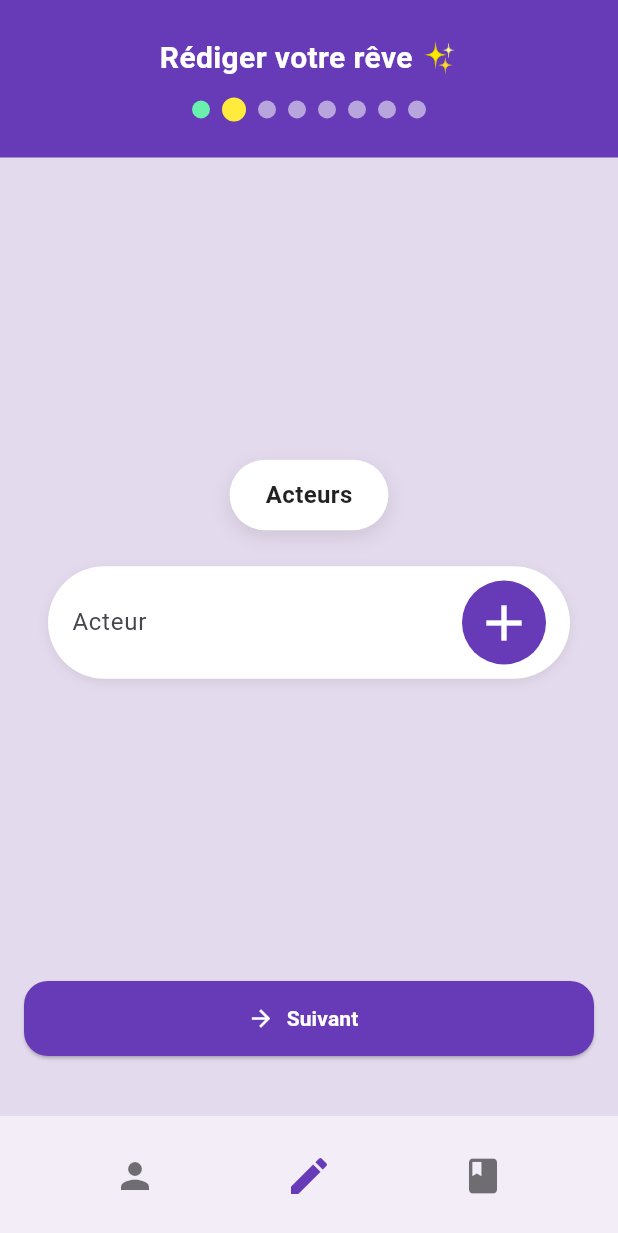
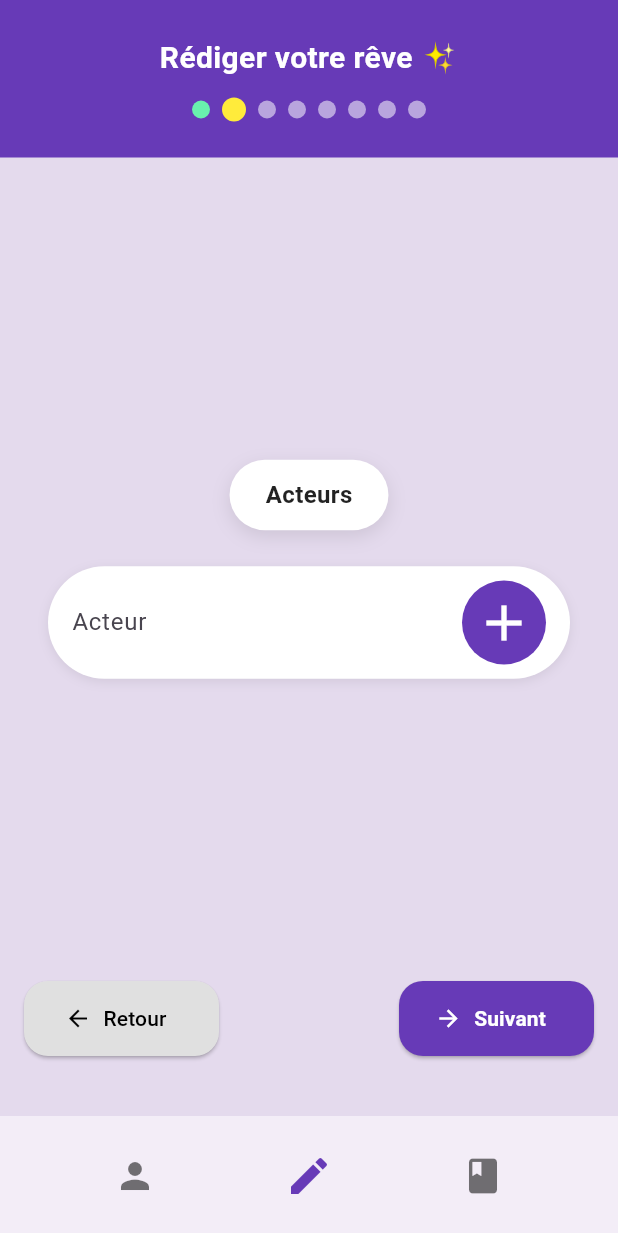
Before and after one commit to Xantos07/Revato-Flutter, a Flutter app: the HomeScaffold screen opened by its route, swiped to page 2, on a phone screen of 412 x 824 dp. Shown: the top 1233 px of the screen. Run offline on Flutter 3.47's test engine with Material 3 defaults, Android fonts, the phone set to English and light mode, and no system bars; our stand-ins replace flutter_secure_storage; accounts and stored records are empty.

Commit message:
✨back with pre-filled fields
Refato !!

```diff
--- a/app/lib/views/redaction_screen.dart
+++ b/app/lib/views/redaction_screen.dart
@@ -2,7 +2,7 @@ import 'package:flutter/material.dart';
 import '../../widgets/page_header.dart';
 import '../../widgets/step_page.dart';
 import '../../viewmodels/redaction_viewmodel.dart';
-
+import '../models/dream.dart';
 class RedactionScreen extends StatefulWidget {
   const RedactionScreen({super.key});
 
@@ -30,6 +30,13 @@ class _RedactionScreenState extends State<RedactionScreen> {
 
       if (!mounted) return;
 
+      if (success) {
+        setState(() {
+          viewModel.formData.reset();
+          _pageIndex = 0;
+          _pageController.jumpToPage(0);
+        });
+      }
       ScaffoldMessenger.of(context).showSnackBar(
         SnackBar(
           content: Text(
@@ -60,48 +67,56 @@ class _RedactionScreenState extends State<RedactionScreen> {
                   StepPage(
                     title: "Titre du rêve",
                     hint: "Ex : Le château volant",
+                    initialValue: viewModel.formData.title,
                     onChanged: (v) => viewModel.formData.title = v,
                   ),
                   StepPage(
                     title: "Acteurs",
                     isList: true,
                     hint: "Acteur",
+                    initialList: viewModel.formData.actors,
                     onListChanged: (v) => viewModel.formData.actors = v,
                   ),
                   StepPage(
                     title: "Lieux",
                     isList: true,
                     hint: "Lieux",
+                    initialList: viewModel.formData.locations,
                     onListChanged: (v) => viewModel.formData.locations = v,
                   ),
                   StepPage(
                     title: "Notation du rêve",
                     isLongText: true,
                     hint: "Ex : Tout commença lorsque je me retrouve dans ma maison à côté de mon chien...",
+                    initialValue: viewModel.formData.content,
                     onChanged: (v) => viewModel.formData.content = v,
                   ),
                   StepPage(
                     title: "Ressenti du rêve",
                     isLongText: true,
                     hint: "Ex : Le rêve commença très bien mais j'ai vite eu peur",
+                    initialValue: viewModel.formData.feeling,
                     onChanged: (v) => viewModel.formData.feeling = v,
                   ),
                   StepPage(
                     title: "Tag événementiel de la veille",
                     isList: true,
                     hint: "Tag événementiel de la veille",
+                    initialList: viewModel.formData.tagsBeforeEvent,
                     onListChanged: (v) => viewModel.formData.tagsBeforeEvent = v,
                   ),
                   StepPage(
                     title: "Tag ressenti la veille",
                     isList: true,
                     hint: "Tag ressenti la veille",
+                    initialList: viewModel.formData.tagsBeforeFeeling,
                     onListChanged: (v) => viewModel.formData.tagsBeforeFeeling = v,
                   ),
                   StepPage(
                     title: "Tag ressenti dans le rêve",
                     isList: true,
                     hint: "Tag ressenti dans le rêve",
+                    initialList: viewModel.formData.tagsDreamFeeling,
                     onListChanged: (v) => viewModel.formData.tagsDreamFeeling = v,
                   ),
                 ],
@@ -111,7 +126,32 @@ class _RedactionScreenState extends State<RedactionScreen> {
               padding: const EdgeInsets.symmetric(horizontal: 16.0),
               child: ConstrainedBox(
                 constraints: const BoxConstraints(maxWidth: 400),
-                child: ElevatedButton.icon(
+                child: Row(
+                  mainAxisAlignment: MainAxisAlignment.spaceBetween,
+                  children: [
+                    if (_pageIndex > 0)
+                      ElevatedButton.icon(
+                        onPressed: () {
+                          _pageController.previousPage(
+                            duration: const Duration(milliseconds: 300),
+                            curve: Curves.easeInOut,
+                          );
+                        },
+                        icon: const Icon(Icons.arrow_back),
+                        label: const Text("Retour"),
+                        style: ElevatedButton.styleFrom(
+                          backgroundColor: Colors.grey.shade300,
+                          foregroundColor: Colors.black,
+                          minimumSize: const Size(130, 50),
+                          shape: RoundedRectangleBorder(
+                            borderRadius: BorderRadius.circular(16),
+                          ),
+                        ),
+                      )
+                    else
+                      const SizedBox(width: 130),
+
+                    ElevatedButton.icon(
                       onPressed: _nextPage,
                       icon: const Icon(Icons.arrow_forward),
                       label: Text(
@@ -121,11 +161,13 @@ class _RedactionScreenState extends State<RedactionScreen> {
                       style: ElevatedButton.styleFrom(
                         backgroundColor: Colors.deepPurple,
                         foregroundColor: Colors.white,
-                    minimumSize: const Size.fromHeight(50),
+                        minimumSize: const Size(130, 50),
                         shape: RoundedRectangleBorder(
                           borderRadius: BorderRadius.circular(16),
                         ),
                       ),
+                    ),
+                  ],
                 ),
               ),
             ),
--- a/app/lib/widgets/champ_text_list.dart
+++ b/app/lib/widgets/champ_text_list.dart
@@ -1,13 +1,18 @@
 import 'package:flutter/material.dart';
 import 'text_field.dart';
 
-
-/// Widget de saisie + bouton + + listes de chips scrollable
+/// Widget de saisie + bouton + listes de chips scrollable
 class ChampTextList extends StatefulWidget {
   final String hint;
   final void Function(List<String>)? onListChanged;
+  final List<String> initialList;
 
-  const ChampTextList({Key? key, required this.hint, this.onListChanged}) : super(key: key);
+  const ChampTextList({
+    Key? key,
+    required this.hint,
+    this.onListChanged,
+    this.initialList = const [],
+  }) : super(key: key);
 
   @override
   State<ChampTextList> createState() => _ChampTextListState();
@@ -15,7 +20,13 @@ class ChampTextList extends StatefulWidget {
 
 class _ChampTextListState extends State<ChampTextList> {
   final _controller = TextEditingController();
-  final List<String> _items = [];
+  late List<String> _items;
+
+  @override
+  void initState() {
+    super.initState();
+    _items = List.from(widget.initialList);
+  }
 
   void _ajouterItem() {
     final text = _controller.text.trim();
@@ -27,12 +38,18 @@ class _ChampTextListState extends State<ChampTextList> {
     widget.onListChanged?.call(_items);
   }
 
+  void _supprimerItem(String item) {
+    setState(() {
+      _items.remove(item);
+    });
+    widget.onListChanged?.call(_items);
+  }
+
   @override
   Widget build(BuildContext context) {
     return Column(
       crossAxisAlignment: CrossAxisAlignment.start,
       children: [
-        // On utilise ChampTexte AVEC suffix
         ChampTexte(
           hint: widget.hint,
           isLong: false,
@@ -51,7 +68,6 @@ class _ChampTextListState extends State<ChampTextList> {
             ),
           ),
         ),
-
         if (_items.isNotEmpty) ...[
           const SizedBox(height: 12),
           ConstrainedBox(
@@ -63,10 +79,7 @@ class _ChampTextListState extends State<ChampTextList> {
                 children: _items.map((item) => InputChip(
                   label: Text(item),
                   backgroundColor: Colors.deepPurple.withAlpha((0.1 * 255).round()),
-                  onDeleted: () {
-                    setState(() => _items.remove(item));
-                    widget.onListChanged?.call(_items);
-                  },
+                  onDeleted: () => _supprimerItem(item),
                 )).toList(),
               ),
             ),
--- a/app/lib/widgets/step_page.dart
+++ b/app/lib/widgets/step_page.dart
@@ -10,9 +10,11 @@ class StepPage extends StatelessWidget {
   final bool isLongText;
   final void Function(String)? onChanged;
   final void Function(List<String>)? onListChanged;
+  final String? initialValue;
+  final List<String> initialList;
 
   const StepPage({super.key, required this.title, required this.hint, this.isList = false,
-    this.isLongText = false,this.onChanged, this.onListChanged});
+    this.isLongText = false,this.onChanged, this.onListChanged, this.initialValue,     this.initialList = const []});
 
   @override
   Widget build(BuildContext context) {
@@ -50,8 +52,8 @@ class StepPage extends StatelessWidget {
 
               const SizedBox(height: 24),
               isList
-                  ? ChampTextList(hint: hint, onListChanged: onListChanged)
-                  : ChampTexte(hint: hint, isLong: isLongText,onChanged: onChanged),
+                  ? ChampTextList(hint: hint,initialList: initialList, onListChanged: onListChanged)
+                  : ChampTexte(hint: hint, initialValue: initialValue, isLong: isLongText,onChanged: onChanged),
 
             ],
           ),
--- a/app/lib/widgets/text_field.dart
+++ b/app/lib/widgets/text_field.dart
@@ -4,13 +4,17 @@ import 'package:flutter/material.dart';
 class ChampTexte extends StatelessWidget {
   final String hint;
   final bool isLong;
+  final String? initialValue;
   final TextEditingController? controller;
   final Widget? suffix;
   final void Function(String)? onChanged;
+
+
   const ChampTexte({
     Key? key,
     required this.hint,
     required this.isLong,
+    this.initialValue,
     this.controller,
     this.suffix,
     this.onChanged,
@@ -18,6 +22,10 @@ class ChampTexte extends StatelessWidget {
 
   @override
   Widget build(BuildContext context) {
+
+    final effectiveController = controller ?? TextEditingController(text: initialValue ?? '');
+
+
     return Container(
       height: isLong ? 400 : 75,
       padding: const EdgeInsets.symmetric(horizontal: 16),
@@ -37,7 +45,7 @@ class ChampTexte extends StatelessWidget {
           Expanded(
             child: TextField(
               onChanged: onChanged,
-              controller: controller,
+              controller: effectiveController,
               maxLines: isLong ? 14 : 1,
               decoration: InputDecoration(
                 hintText: hint,
```
Also changed, not shown: app/lib/models/dream_form_data.dart (+13 -0 lines). Lines whose indentation alone changed are shown as unchanged.
